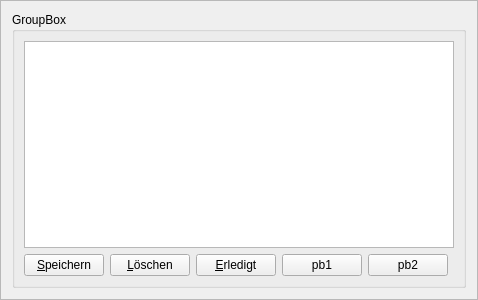
Before: the Qt Designer form uis/mdnotes.ui in mainster/WorktimeManager, drawn with Qt 5.
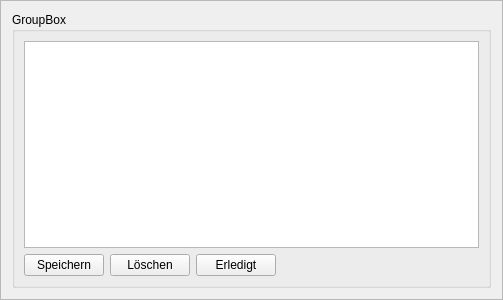
After: the same form once the commit is applied.

The edit to the form file:
```diff
--- a/uis/mdnotes.ui
+++ b/uis/mdnotes.ui
@@ -6,7 +6,7 @@
    <rect>
     <x>0</x>
     <y>0</y>
-    <width>400</width>
+    <width>503</width>
     <height>300</height>
    </rect>
   </property>
@@ -28,14 +28,7 @@
      <layout class="QGridLayout" name="gridLayout_3">
       <item row="0" column="0">
        <layout class="QGridLayout" name="gridLayout_2">
-        <item row="1" column="1">
-         <widget class="QPushButton" name="pbDeleteLast">
-          <property name="text">
-           <string>&amp;Löschen</string>
-          </property>
-         </widget>
-        </item>
-        <item row="1" column="5">
+        <item row="1" column="4">
          <spacer name="horizontalSpacer">
           <property name="orientation">
            <enum>Qt::Horizontal</enum>
@@ -48,37 +41,30 @@
           </property>
          </spacer>
         </item>
-        <item row="0" column="0" colspan="6">
-         <widget class="QTextEdit" name="textEdit"/>
-        </item>
-        <item row="1" column="0">
-         <widget class="QPushButton" name="pbSave">
-          <property name="text">
-           <string>&amp;Speichern</string>
-          </property>
-         </widget>
-        </item>
         <item row="1" column="2">
-         <widget class="QPushButton" name="pbStrikeOut">
+         <widget class="QPushButton" name="pbDeleteLast">
           <property name="text">
-           <string>&amp;Erledigt</string>
+           <string>Löschen</string>
           </property>
          </widget>
         </item>
         <item row="1" column="3">
-         <widget class="QPushButton" name="pb1">
+         <widget class="QPushButton" name="pbStrikeOut">
           <property name="text">
-           <string>pb1</string>
+           <string>Erledigt</string>
           </property>
          </widget>
         </item>
-        <item row="1" column="4">
-         <widget class="QPushButton" name="pb2">
+        <item row="1" column="1">
+         <widget class="QPushButton" name="pbSave">
           <property name="text">
-           <string>pb2</string>
+           <string>Speichern</string>
           </property>
          </widget>
         </item>
+        <item row="0" column="1" colspan="4">
+         <widget class="QTextEdit" name="textEdit"/>
+        </item>
        </layout>
       </item>
      </layout>
```
